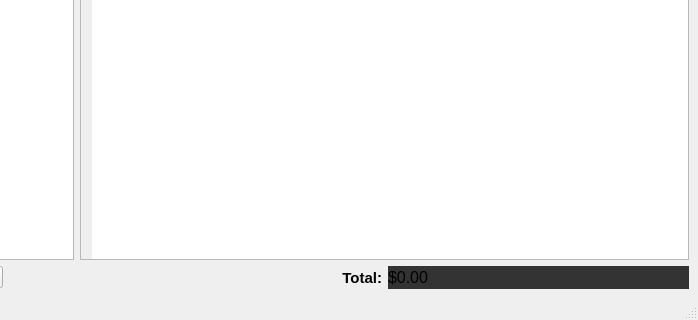
Above: qtc-part2/mainwindow.ui from moylty/DejaBrewPOS before the change; both pictures show x 191 to 889 and y 393 to 713 of the 889 by 713 pixel window. Below: the same form after it.
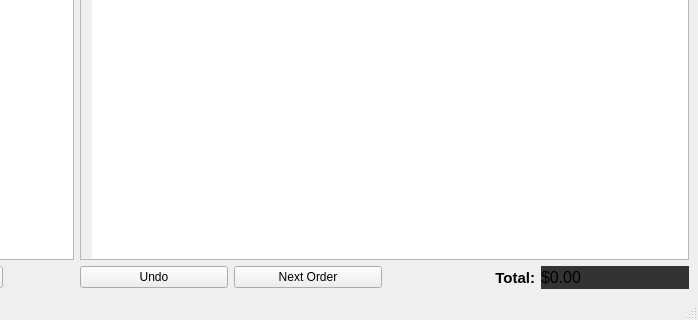
That is the form after the change. Icons and pictures are not drawn.

Commit message: Added undo button and next order button. + shortcuts

```diff
--- a/qtc-part2/mainwindow.ui
+++ b/qtc-part2/mainwindow.ui
@@ -123,6 +123,20 @@
     </item>
     <item row="7" column="7">
      <layout class="QHBoxLayout" name="horizontalLayout">
+      <item>
+       <widget class="QPushButton" name="undoButton">
+        <property name="text">
+         <string>Undo</string>
+        </property>
+       </widget>
+      </item>
+      <item>
+       <widget class="QPushButton" name="noButton">
+        <property name="text">
+         <string>Next Order</string>
+        </property>
+       </widget>
+      </item>
       <item>
        <widget class="QLabel" name="totalLabel">
         <property name="font">
```
Left out of the diff: 13 changed lines with no effect on the pictures. The commit also changes 5 other files.
